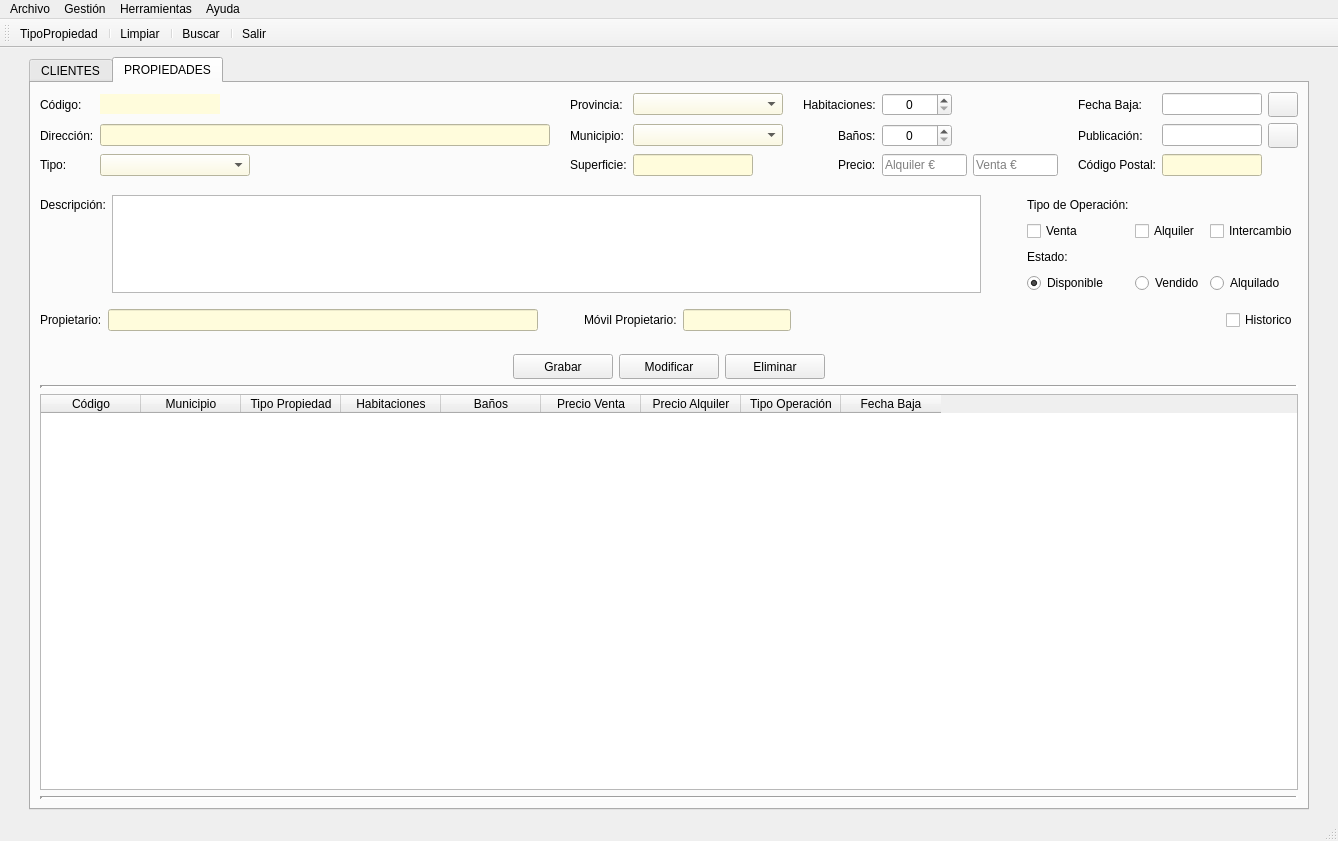
First picture: the form in templates/venPrincipal.ui, repository AmarinoLama/desarrolloInterfaces_Proyecto, before the edit.
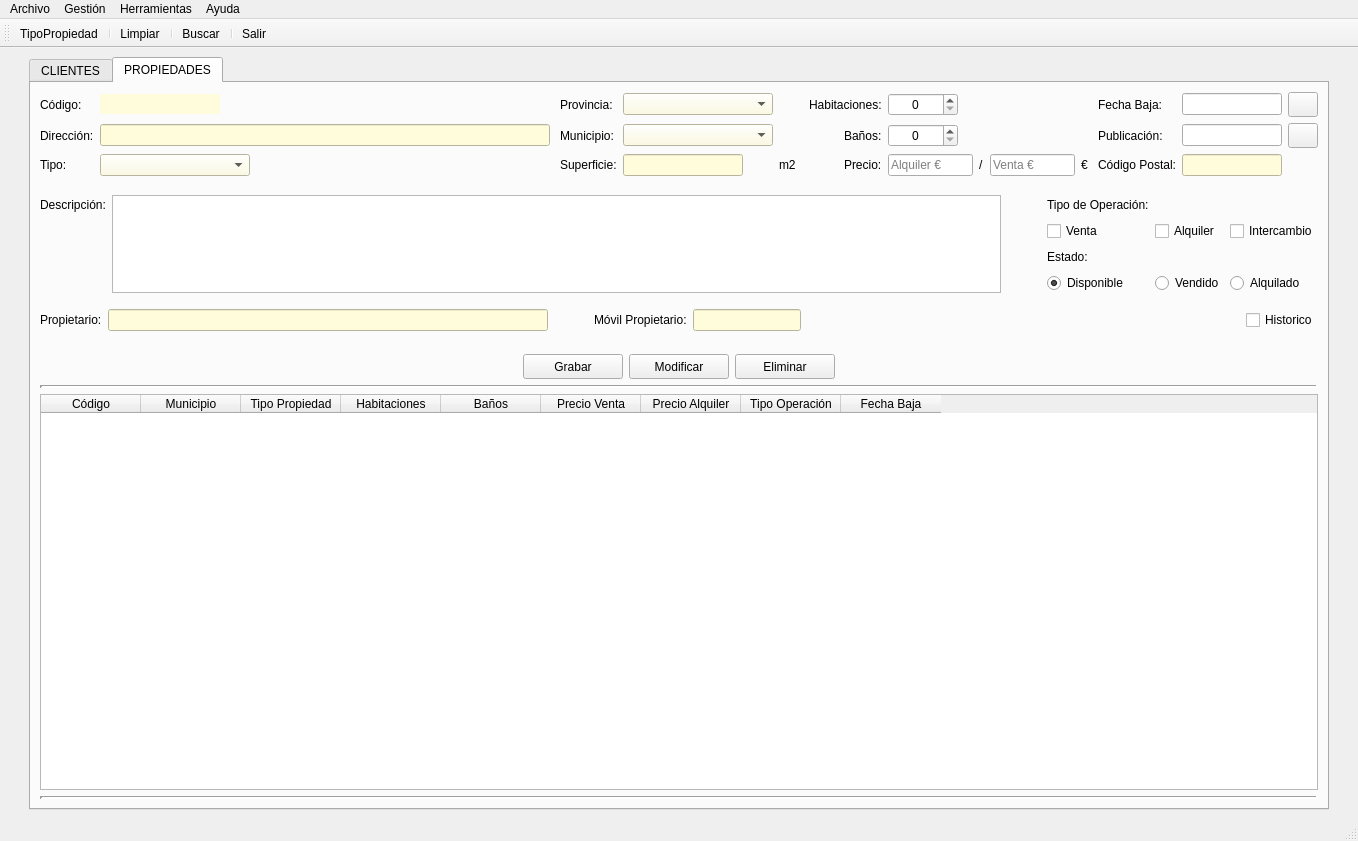
Second picture: the form after the edit. Icons and pictures are not drawn.

```diff
--- a/templates/venPrincipal.ui
+++ b/templates/venPrincipal.ui
@@ -6,7 +6,7 @@
    <rect>
     <x>0</x>
     <y>0</y>
-    <width>1338</width>
+    <width>1358</width>
     <height>841</height>
    </rect>
   </property>
@@ -681,6 +681,242 @@
          <layout class="QVBoxLayout" name="verticalLayout_4">
           <item>
            <layout class="QGridLayout" name="gridLayout_5">
+            <item row="2" column="11">
+             <widget class="QLabel" name="label_2">
+              <property name="text">
+               <string>/</string>
+              </property>
+             </widget>
+            </item>
+            <item row="1" column="14">
+             <spacer name="horizontalSpacer_20">
+              <property name="orientation">
+               <enum>Qt::Horizontal</enum>
+              </property>
+              <property name="sizeHint" stdset="0">
+               <size>
+                <width>40</width>
+                <height>20</height>
+               </size>
+              </property>
+             </spacer>
+            </item>
+            <item row="2" column="3">
+             <spacer name="horizontalSpacer_15">
+              <property name="orientation">
+               <enum>Qt::Horizontal</enum>
+              </property>
+              <property name="sizeHint" stdset="0">
+               <size>
+                <width>40</width>
+                <height>20</height>
+               </size>
+              </property>
+             </spacer>
+            </item>
+            <item row="0" column="4">
+             <widget class="QLabel" name="lblProvinciaPro">
+              <property name="text">
+               <string>Provincia:</string>
+              </property>
+             </widget>
+            </item>
+            <item row="2" column="12">
+             <widget class="QLineEdit" name="txtPrecioVentaPro">
+              <property name="minimumSize">
+               <size>
+                <width>85</width>
+                <height>0</height>
+               </size>
+              </property>
+              <property name="maximumSize">
+               <size>
+                <width>85</width>
+                <height>16777215</height>
+               </size>
+              </property>
+              <property name="placeholderText">
+               <string>Venta €</string>
+              </property>
+             </widget>
+            </item>
+            <item row="0" column="15">
+             <widget class="QLabel" name="lblFechabajaPro">
+              <property name="text">
+               <string>Fecha Baja:</string>
+              </property>
+             </widget>
+            </item>
+            <item row="1" column="17">
+             <widget class="QPushButton" name="btnPublicacionPro">
+              <property name="minimumSize">
+               <size>
+                <width>30</width>
+                <height>25</height>
+               </size>
+              </property>
+              <property name="maximumSize">
+               <size>
+                <width>30</width>
+                <height>25</height>
+               </size>
+              </property>
+              <property name="text">
+               <string/>
+              </property>
+              <property name="icon">
+               <iconset>
+                <normaloff>../img/calendar.png</normaloff>../img/calendar.png</iconset>
+              </property>
+             </widget>
+            </item>
+            <item row="1" column="16">
+             <widget class="QLineEdit" name="txtPublicacionPro">
+              <property name="maximumSize">
+               <size>
+                <width>150</width>
+                <height>16777215</height>
+               </size>
+              </property>
+             </widget>
+            </item>
+            <item row="2" column="5">
+             <widget class="QLineEdit" name="txtSuperficiePro">
+              <property name="maximumSize">
+               <size>
+                <width>120</width>
+                <height>16777215</height>
+               </size>
+              </property>
+              <property name="styleSheet">
+               <string notr="true">background-color: rgb(255, 252, 220);</string>
+              </property>
+             </widget>
+            </item>
+            <item row="2" column="16">
+             <widget class="QLineEdit" name="txtCpPro">
+              <property name="minimumSize">
+               <size>
+                <width>100</width>
+                <height>0</height>
+               </size>
+              </property>
+              <property name="maximumSize">
+               <size>
+                <width>100</width>
+                <height>16777215</height>
+               </size>
+              </property>
+              <property name="styleSheet">
+               <string notr="true">background-color: rgb(255, 252, 220);</string>
+              </property>
+             </widget>
+            </item>
+            <item row="2" column="10">
+             <widget class="QLineEdit" name="txtPrecioAlquilerPro">
+              <property name="minimumSize">
+               <size>
+                <width>85</width>
+                <height>0</height>
+               </size>
+              </property>
+              <property name="maximumSize">
+               <size>
+                <width>85</width>
+                <height>16777215</height>
+               </size>
+              </property>
+              <property name="styleSheet">
+               <string notr="true"/>
+              </property>
+              <property name="text">
+               <string/>
+              </property>
+              <property name="placeholderText">
+               <string>Alquiler €</string>
+              </property>
+             </widget>
+            </item>
+            <item row="1" column="10">
+             <widget class="QSpinBox" name="spbBanosPro">
+              <property name="minimumSize">
+               <size>
+                <width>70</width>
+                <height>0</height>
+               </size>
+              </property>
+              <property name="maximumSize">
+               <size>
+                <width>70</width>
+                <height>16777215</height>
+               </size>
+              </property>
+              <property name="alignment">
+               <set>Qt::AlignCenter</set>
+              </property>
+             </widget>
+            </item>
+            <item row="1" column="15">
+             <widget class="QLabel" name="lblPublicacionPro">
+              <property name="text">
+               <string>Publicación:</string>
+              </property>
+             </widget>
+            </item>
+            <item row="2" column="15">
+             <widget class="QLabel" name="lblCpPro">
+              <property name="text">
+               <string>Código Postal:</string>
+              </property>
+             </widget>
+            </item>
+            <item row="2" column="8">
+             <spacer name="horizontalSpacer_18">
+              <property name="orientation">
+               <enum>Qt::Horizontal</enum>
+              </property>
+              <property name="sizeHint" stdset="0">
+               <size>
+                <width>40</width>
+                <height>20</height>
+               </size>
+              </property>
+             </spacer>
+            </item>
+            <item row="2" column="14">
+             <spacer name="horizontalSpacer_21">
+              <property name="orientation">
+               <enum>Qt::Horizontal</enum>
+              </property>
+              <property name="sizeHint" stdset="0">
+               <size>
+                <width>40</width>
+                <height>20</height>
+               </size>
+              </property>
+             </spacer>
+            </item>
+            <item row="2" column="4">
+             <widget class="QLabel" name="lblSuperficiePro">
+              <property name="text">
+               <string>Superficie:</string>
+              </property>
+             </widget>
+            </item>
+            <item row="2" column="1">
+             <widget class="QLabel" name="lblTipoPro">
+              <property name="text">
+               <string>Tipo:</string>
+              </property>
+             </widget>
+            </item>
+            <item row="2" column="9" alignment="Qt::AlignRight">
+             <widget class="QLabel" name="lblPrecioPro">
+              <property name="text">
+               <string>Precio:</string>
+              </property>
+             </widget>
+            </item>
             <item row="0" column="5">
              <widget class="QComboBox" name="cmbProvinciaPro">
               <property name="minimumSize">
@@ -700,6 +936,19 @@
               </property>
              </widget>
             </item>
+            <item row="1" column="3">
+             <spacer name="horizontalSpacer_14">
+              <property name="orientation">
+               <enum>Qt::Horizontal</enum>
+              </property>
+              <property name="sizeHint" stdset="0">
+               <size>
+                <width>40</width>
+                <height>20</height>
+               </size>
+              </property>
+             </spacer>
+            </item>
             <item row="1" column="5">
              <widget class="QComboBox" name="cmbMunicipioPro">
               <property name="minimumSize">
@@ -719,19 +968,6 @@
               </property>
              </widget>
             </item>
-            <item row="2" column="2">
-             <widget class="QComboBox" name="cmbTipoPro">
-              <property name="maximumSize">
-               <size>
-                <width>150</width>
-                <height>16777215</height>
-               </size>
-              </property>
-              <property name="styleSheet">
-               <string notr="true">background-color: rgb(255, 252, 220);</string>
-              </property>
-             </widget>
-            </item>
             <item row="1" column="2">
              <widget class="QLineEdit" name="txtDireccionPro">
               <property name="minimumSize">
@@ -751,33 +987,20 @@
               </property>
              </widget>
             </item>
-            <item row="1" column="3">
-             <spacer name="horizontalSpacer_14">
-              <property name="orientation">
-               <enum>Qt::Horizontal</enum>
-              </property>
-              <property name="sizeHint" stdset="0">
-               <size>
-                <width>40</width>
-                <height>20</height>
-               </size>
-              </property>
-             </spacer>
-            </item>
-            <item row="1" column="4">
-             <widget class="QLabel" name="lblMunicipioPro">
-              <property name="text">
-               <string>Municipio:</string>
-              </property>
-             </widget>
-            </item>
-            <item row="1" column="7" alignment="Qt::AlignRight">
+            <item row="1" column="9" alignment="Qt::AlignRight">
              <widget class="QLabel" name="lblBanosPro">
               <property name="text">
                <string>Baños:</string>
               </property>
              </widget>
             </item>
+            <item row="1" column="4">
+             <widget class="QLabel" name="lblMunicipioPro">
+              <property name="text">
+               <string>Municipio:</string>
+              </property>
+             </widget>
+            </item>
             <item row="0" column="3">
              <spacer name="horizontalSpacer_13">
               <property name="orientation">
@@ -791,6 +1014,55 @@
               </property>
              </spacer>
             </item>
+            <item row="2" column="2">
+             <widget class="QComboBox" name="cmbTipoPro">
+              <property name="maximumSize">
+               <size>
+                <width>150</width>
+                <height>16777215</height>
+               </size>
+              </property>
+              <property name="styleSheet">
+               <string notr="true">background-color: rgb(255, 252, 220);</string>
+              </property>
+             </widget>
+            </item>
+            <item row="1" column="8">
+             <spacer name="horizontalSpacer_17">
+              <property name="orientation">
+               <enum>Qt::Horizontal</enum>
+              </property>
+              <property name="sizeHint" stdset="0">
+               <size>
+                <width>40</width>
+                <height>20</height>
+               </size>
+              </property>
+             </spacer>
+            </item>
+            <item row="0" column="17">
+             <widget class="QPushButton" name="btnBajaPro">
+              <property name="minimumSize">
+               <size>
+                <width>30</width>
+                <height>25</height>
+               </size>
+              </property>
+              <property name="maximumSize">
+               <size>
+                <width>30</width>
+                <height>25</height>
+               </size>
+              </property>
+              <property name="text">
+               <string/>
+              </property>
+              <property name="icon">
+               <iconset>
+                <normaloff>../img/calendar.png</normaloff>../img/calendar.png</iconset>
+              </property>
+             </widget>
+            </item>
             <item row="1" column="1">
              <widget class="QLabel" name="lblDireccionPro">
               <property name="text">
@@ -798,92 +1070,56 @@
               </property>
              </widget>
             </item>
-            <item row="0" column="8">
-             <widget class="QSpinBox" name="spbHabitacionesPro">
-              <property name="minimumSize">
-               <size>
-                <width>70</width>
-                <height>0</height>
-               </size>
-              </property>
-              <property name="maximumSize">
-               <size>
-                <width>70</width>
-                <height>16777215</height>
-               </size>
-              </property>
-              <property name="alignment">
-               <set>Qt::AlignCenter</set>
-              </property>
-             </widget>
-            </item>
-            <item row="0" column="13">
-             <widget class="QPushButton" name="btnBajaPro">
-              <property name="minimumSize">
-               <size>
-                <width>30</width>
-                <height>25</height>
-               </size>
-              </property>
-              <property name="maximumSize">
-               <size>
-                <width>30</width>
-                <height>25</height>
-               </size>
-              </property>
-              <property name="text">
-               <string/>
-              </property>
-              <property name="icon">
-               <iconset>
-                <normaloff>../img/calendar.png</normaloff>../img/calendar.png</iconset>
-              </property>
-             </widget>
-            </item>
-            <item row="1" column="6">
-             <spacer name="horizontalSpacer_17">
-              <property name="orientation">
-               <enum>Qt::Horizontal</enum>
-              </property>
-              <property name="sizeHint" stdset="0">
-               <size>
-                <width>40</width>
-                <height>20</height>
-               </size>
-              </property>
-             </spacer>
-            </item>
-            <item row="0" column="12">
-             <widget class="QLineEdit" name="txtFechabajaPro">
-              <property name="maximumSize">
-               <size>
-                <width>150</width>
-                <height>16777215</height>
-               </size>
-              </property>
-             </widget>
-            </item>
-            <item row="0" column="6">
-             <spacer name="horizontalSpacer_16">
-              <property name="orientation">
-               <enum>Qt::Horizontal</enum>
-              </property>
-              <property name="sizeHint" stdset="0">
-               <size>
-                <width>40</width>
-                <height>20</height>
-               </size>
-              </property>
-             </spacer>
-            </item>
-            <item row="0" column="7">
+            <item row="0" column="9">
              <widget class="QLabel" name="lblHabitacionesPro">
               <property name="text">
                <string>Habitaciones:</string>
               </property>
              </widget>
             </item>
+            <item row="0" column="8">
+             <spacer name="horizontalSpacer_16">
+              <property name="orientation">
+               <enum>Qt::Horizontal</enum>
+              </property>
+              <property name="sizeHint" stdset="0">
+               <size>
+                <width>40</width>
+                <height>20</height>
+               </size>
+              </property>
+             </spacer>
+            </item>
             <item row="0" column="10">
+             <widget class="QSpinBox" name="spbHabitacionesPro">
+              <property name="minimumSize">
+               <size>
+                <width>70</width>
+                <height>0</height>
+               </size>
+              </property>
+              <property name="maximumSize">
+               <size>
+                <width>70</width>
+                <height>16777215</height>
+               </size>
+              </property>
+              <property name="alignment">
+               <set>Qt::AlignCenter</set>
+              </property>
+             </widget>
+            </item>
+            <item row="0" column="16">
+             <widget class="QLineEdit" name="txtFechabajaPro">
+              <property name="maximumSize">
+               <size>
+                <width>150</width>
+                <height>16777215</height>
+               </size>
+              </property>
+             </widget>
+            </item>
+            <item row="0" column="14">
              <spacer name="horizontalSpacer_19">
               <property name="orientation">
                <enum>Qt::Horizontal</enum>
@@ -925,72 +1161,14 @@
               </property>
              </widget>
             </item>
-            <item row="0" column="4">
-             <widget class="QLabel" name="lblProvinciaPro">
-              <property name="text">
-               <string>Provincia:</string>
-              </property>
-             </widget>
-            </item>
-            <item row="0" column="11">
-             <widget class="QLabel" name="lblFechabajaPro">
-              <property name="text">
-               <string>Fecha Baja:</string>
-              </property>
-             </widget>
-            </item>
-            <item row="1" column="13">
-             <widget class="QPushButton" name="btnPublicacionPro">
-              <property name="minimumSize">
-               <size>
-                <width>30</width>
-                <height>25</height>
-               </size>
-              </property>
-              <property name="maximumSize">
-               <size>
-                <width>30</width>
-                <height>25</height>
-               </size>
-              </property>
-              <property name="text">
-               <string/>
-              </property>
-              <property name="icon">
-               <iconset>
-                <normaloff>../img/calendar.png</normaloff>../img/calendar.png</iconset>
-              </property>
-             </widget>
-            </item>
-            <item row="2" column="1">
-             <widget class="QLabel" name="lblTipoPro">
-              <property name="text">
-               <string>Tipo:</string>
-              </property>
-             </widget>
-            </item>
-            <item row="2" column="7" alignment="Qt::AlignRight">
-             <widget class="QLabel" name="lblPrecioPro">
-              <property name="text">
-               <string>Precio:</string>
-              </property>
-             </widget>
-            </item>
-            <item row="1" column="12">
-             <widget class="QLineEdit" name="txtPublicacionPro">
-              <property name="maximumSize">
-               <size>
-                <width>150</width>
-                <height>16777215</height>
-               </size>
-              </property>
-             </widget>
-            </item>
-            <item row="2" column="3">
-             <spacer name="horizontalSpacer_15">
+            <item row="2" column="7">
+             <spacer name="horizontalSpacer_23">
               <property name="orientation">
                <enum>Qt::Horizontal</enum>
               </property>
+              <property name="sizeType">
+               <enum>QSizePolicy::Maximum</enum>
+              </property>
               <property name="sizeHint" stdset="0">
                <size>
                 <width>40</width>
@@ -999,158 +1177,17 @@
               </property>
              </spacer>
             </item>
-            <item row="1" column="8">
-             <widget class="QSpinBox" name="spbBanosPro">
-              <property name="minimumSize">
-               <size>
-                <width>70</width>
-                <height>0</height>
-               </size>
-              </property>
-              <property name="maximumSize">
-               <size>
-                <width>70</width>
-                <height>16777215</height>
-               </size>
-              </property>
-              <property name="alignment">
-               <set>Qt::AlignCenter</set>
-              </property>
-             </widget>
-            </item>
-            <item row="2" column="12">
-             <widget class="QLineEdit" name="txtCpPro">
-              <property name="minimumSize">
-               <size>
-                <width>100</width>
-                <height>0</height>
-               </size>
-              </property>
-              <property name="maximumSize">
-               <size>
-                <width>100</width>
-                <height>16777215</height>
-               </size>
-              </property>
-              <property name="styleSheet">
-               <string notr="true">background-color: rgb(255, 252, 220);</string>
-              </property>
-             </widget>
-            </item>
-            <item row="2" column="9">
-             <widget class="QLineEdit" name="txtPrecioVentaPro">
-              <property name="minimumSize">
-               <size>
-                <width>85</width>
-                <height>0</height>
-               </size>
-              </property>
-              <property name="maximumSize">
-               <size>
-                <width>85</width>
-                <height>16777215</height>
-               </size>
-              </property>
-              <property name="placeholderText">
-               <string>Venta €</string>
-              </property>
-             </widget>
-            </item>
-            <item row="2" column="5">
-             <widget class="QLineEdit" name="txtSuperficiePro">
-              <property name="maximumSize">
-               <size>
-                <width>120</width>
-                <height>16777215</height>
-               </size>
-              </property>
-              <property name="styleSheet">
-               <string notr="true">background-color: rgb(255, 252, 220);</string>
+            <item row="2" column="13">
+             <widget class="QLabel" name="label_3">
+              <property name="text">
+               <string>€</string>
               </property>
              </widget>
             </item>
             <item row="2" column="6">
-             <spacer name="horizontalSpacer_18">
-              <property name="orientation">
-               <enum>Qt::Horizontal</enum>
-              </property>
-              <property name="sizeHint" stdset="0">
-               <size>
-                <width>40</width>
-                <height>20</height>
-               </size>
-              </property>
-             </spacer>
-            </item>
-            <item row="2" column="11">
-             <widget class="QLabel" name="lblCpPro">
+             <widget class="QLabel" name="label">
               <property name="text">
-               <string>Código Postal:</string>
-              </property>
-             </widget>
-            </item>
-            <item row="2" column="8">
-             <widget class="QLineEdit" name="txtPrecioAlquilerPro">
-              <property name="minimumSize">
-               <size>
-                <width>85</width>
-                <height>0</height>
-               </size>
-              </property>
-              <property name="maximumSize">
-               <size>
-                <width>85</width>
-                <height>16777215</height>
-               </size>
-              </property>
-              <property name="styleSheet">
-               <string notr="true"/>
-              </property>
-              <property name="text">
-               <string/>
-              </property>
-              <property name="placeholderText">
-               <string>Alquiler €</string>
-              </property>
-             </widget>
-            </item>
-            <item row="1" column="11">
-             <widget class="QLabel" name="lblPublicacionPro">
-              <property name="text">
-               <string>Publicación:</string>
-              </property>
-             </widget>
-            </item>
-            <item row="2" column="10">
-             <spacer name="horizontalSpacer_21">
-              <property name="orientation">
-               <enum>Qt::Horizontal</enum>
-              </property>
-              <property name="sizeHint" stdset="0">
-               <size>
-                <width>40</width>
-                <height>20</height>
-               </size>
-              </property>
-             </spacer>
-            </item>
-            <item row="1" column="10">
-             <spacer name="horizontalSpacer_20">
-              <property name="orientation">
-               <enum>Qt::Horizontal</enum>
-              </property>
-              <property name="sizeHint" stdset="0">
-               <size>
-                <width>40</width>
-                <height>20</height>
-               </size>
-              </property>
-             </spacer>
-            </item>
-            <item row="2" column="4">
-             <widget class="QLabel" name="lblSuperficiePro">
-              <property name="text">
-               <string>Superficie:</string>
+               <string>m2</string>
               </property>
              </widget>
             </item>
@@ -1194,13 +1231,6 @@
               </property>
              </widget>
             </item>
-            <item row="1" column="4">
-             <widget class="QCheckBox" name="cbxAlquilerPro">
-              <property name="text">
-               <string>Alquiler</string>
-              </property>
-             </widget>
-            </item>
             <item row="1" column="5">
              <widget class="QCheckBox" name="cbxIntercambioPro">
               <property name="text">
@@ -1208,6 +1238,13 @@
               </property>
              </widget>
             </item>
+            <item row="1" column="4">
+             <widget class="QCheckBox" name="cbxAlquilerPro">
+              <property name="text">
+               <string>Alquiler</string>
+              </property>
+             </widget>
+            </item>
             <item row="0" column="1" rowspan="4">
              <widget class="QTextEdit" name="artxtDescripcionPro">
               <property name="maximumSize">
@@ -1225,6 +1262,16 @@
               </property>
              </widget>
             </item>
+            <item row="3" column="3">
+             <widget class="QRadioButton" name="rbtnDisponiblePro">
+              <property name="text">
+               <string>Disponible</string>
+              </property>
+              <property name="checked">
+               <bool>true</bool>
+              </property>
+             </widget>
+            </item>
             <item row="2" column="3">
              <widget class="QLabel" name="lblEstadoPro">
               <property name="maximumSize">
@@ -1245,29 +1292,6 @@
               </property>
              </widget>
             </item>
-            <item row="3" column="4">
-             <widget class="QRadioButton" name="rbtnVendidoPro">
-              <property name="text">
-               <string>Vendido</string>
-              </property>
-             </widget>
-            </item>
-            <item row="1" column="2">
-             <spacer name="horizontalSpacer_22">
-              <property name="orientation">
-               <enum>Qt::Horizontal</enum>
-              </property>
-              <property name="sizeType">
-               <enum>QSizePolicy::Preferred</enum>
-              </property>
-              <property name="sizeHint" stdset="0">
-               <size>
-                <width>40</width>
-                <height>20</height>
-               </size>
-              </property>
-             </spacer>
-            </item>
             <item row="4" column="1">
              <spacer name="verticalSpacer_4">
               <property name="orientation">
@@ -1284,16 +1308,29 @@
               </property>
              </spacer>
             </item>
-            <item row="3" column="3">
-             <widget class="QRadioButton" name="rbtnDisponiblePro">
+            <item row="3" column="4">
+             <widget class="QRadioButton" name="rbtnVendidoPro">
               <property name="text">
-               <string>Disponible</string>
-              </property>
-              <property name="checked">
-               <bool>true</bool>
+               <string>Vendido</string>
               </property>
              </widget>
             </item>
+            <item row="1" column="2">
+             <spacer name="horizontalSpacer_22">
+              <property name="orientation">
+               <enum>Qt::Horizontal</enum>
+              </property>
+              <property name="sizeType">
+               <enum>QSizePolicy::Preferred</enum>
+              </property>
+              <property name="sizeHint" stdset="0">
+               <size>
+                <width>40</width>
+                <height>20</height>
+               </size>
+              </property>
+             </spacer>
+            </item>
            </layout>
           </item>
           <item>
@@ -1606,7 +1643,7 @@
     <rect>
      <x>0</x>
      <y>0</y>
-     <width>1338</width>
+     <width>1358</width>
      <height>21</height>
     </rect>
    </property>
```
